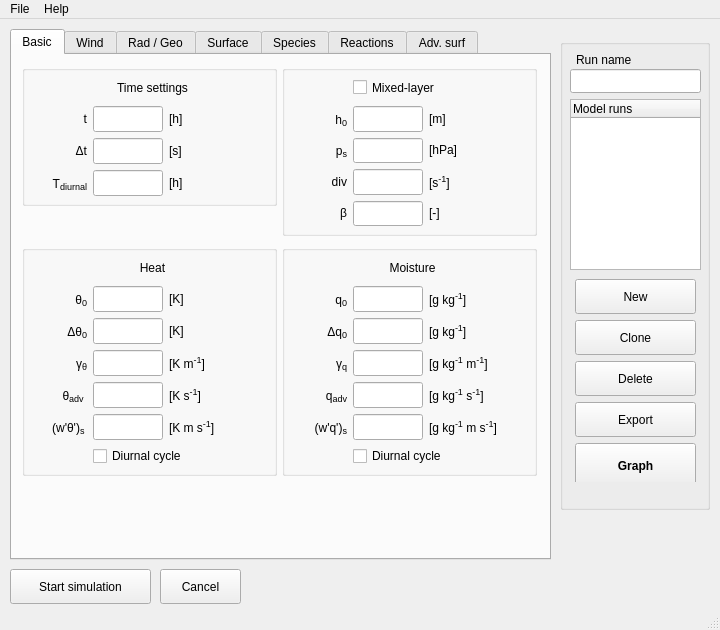
The window that mainwindow.ui (classmodel/modelgui) describes before a commit, drawn with Qt 5.
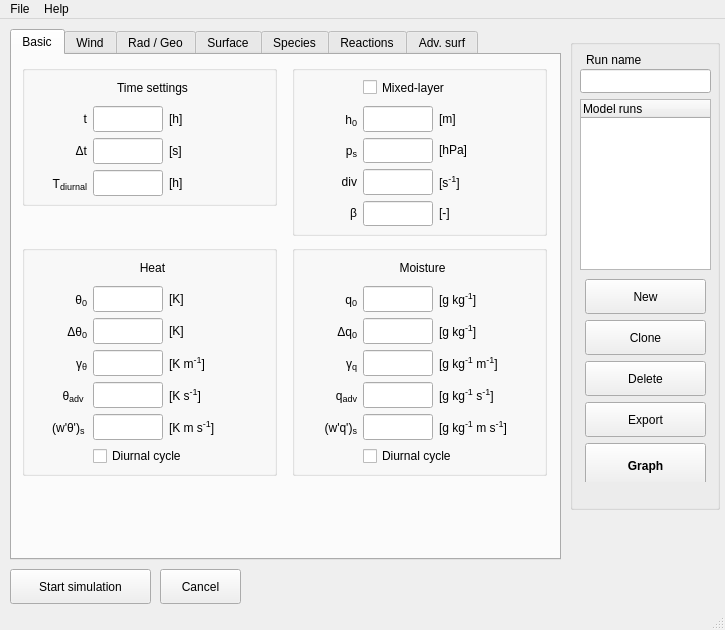
The same window after the commit.

```diff
--- a/mainwindow.ui
+++ b/mainwindow.ui
@@ -6,7 +6,7 @@
    <rect>
     <x>0</x>
     <y>0</y>
-    <width>720</width>
+    <width>725</width>
     <height>630</height>
    </rect>
   </property>
@@ -18,13 +18,13 @@
   </property>
   <property name="minimumSize">
    <size>
-    <width>720</width>
+    <width>725</width>
     <height>630</height>
    </size>
   </property>
   <property name="maximumSize">
    <size>
-    <width>720</width>
+    <width>725</width>
     <height>630</height>
    </size>
   </property>
@@ -43,7 +43,7 @@
      <rect>
       <x>10</x>
       <y>10</y>
-      <width>541</width>
+      <width>551</width>
       <height>531</height>
      </rect>
     </property>
@@ -780,7 +780,7 @@
      <widget class="QGroupBox" name="ml_group">
       <property name="geometry">
        <rect>
-        <x>270</x>
+        <x>280</x>
         <y>10</y>
         <width>255</width>
         <height>171</height>
@@ -1133,7 +1133,7 @@
      <widget class="QGroupBox" name="moisture_group">
       <property name="geometry">
        <rect>
-        <x>270</x>
+        <x>280</x>
         <y>190</y>
         <width>255</width>
         <height>231</height>
@@ -6705,7 +6705,7 @@
    <widget class="QGroupBox" name="modelrunsGroup">
     <property name="geometry">
      <rect>
-      <x>560</x>
+      <x>570</x>
       <y>20</y>
       <width>150</width>
       <height>471</height>
@@ -6931,7 +6931,7 @@
     <rect>
      <x>0</x>
      <y>0</y>
-     <width>720</width>
+     <width>725</width>
      <height>21</height>
     </rect>
    </property>
```
